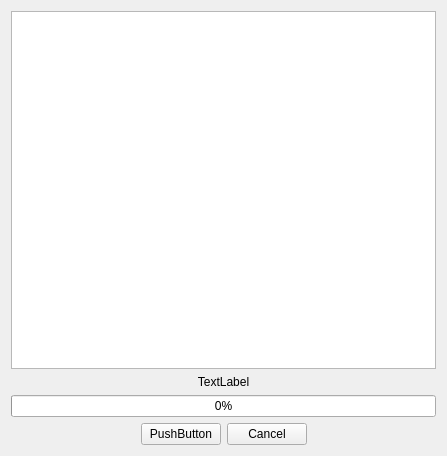
First picture: the form in sources/MarketProcessGui.ui, repository Groundy/CrackerJack, before the edit.
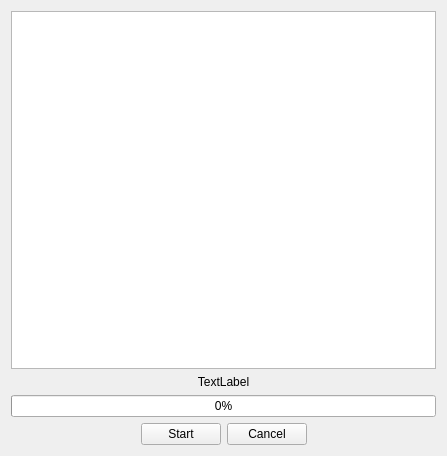
Second picture: the form after the edit.

```diff
--- a/sources/MarketProcessGui.ui
+++ b/sources/MarketProcessGui.ui
@@ -42,7 +42,7 @@
      <item>
       <widget class="QPushButton" name="startButton">
        <property name="text">
-        <string>PushButton</string>
+        <string>Start</string>
        </property>
       </widget>
      </item>
```
Left out of the diff: 2 changed lines with no effect on the pictures.
